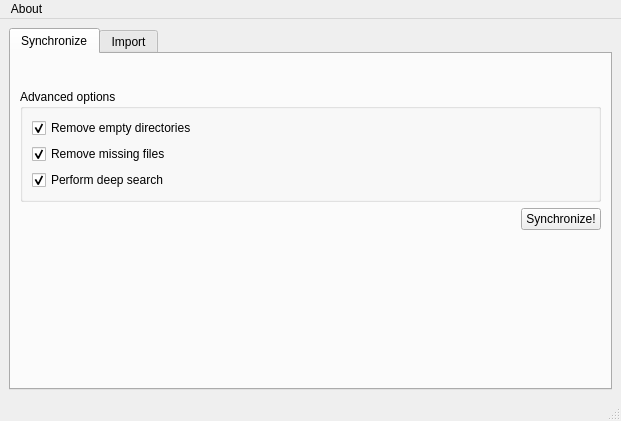
This is widgetgui/spdrguimainwindow.ui in sierdzio/spdr as Qt 5 draws it before an edit. The edited form follows.
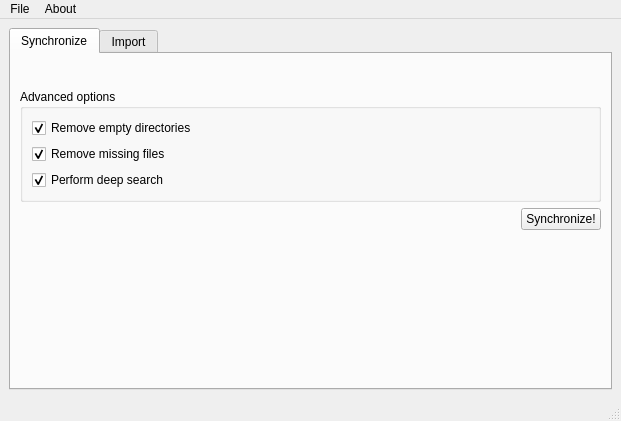
This is the edited form.

The edit to the form file:
```diff
--- a/widgetgui/spdrguimainwindow.ui
+++ b/widgetgui/spdrguimainwindow.ui
@@ -238,7 +238,7 @@
      <x>0</x>
      <y>0</y>
      <width>621</width>
-     <height>20</height>
+     <height>21</height>
     </rect>
    </property>
    <widget class="QMenu" name="menuAbout">
@@ -248,6 +248,15 @@
     <addaction name="actionAboutSpdr"/>
     <addaction name="actionAboutQt"/>
    </widget>
+   <widget class="QMenu" name="menuFile">
+    <property name="title">
+     <string>File</string>
+    </property>
+    <addaction name="actionResetSettings"/>
+    <addaction name="separator"/>
+    <addaction name="actionQuit"/>
+   </widget>
+   <addaction name="menuFile"/>
    <addaction name="menuAbout"/>
   </widget>
   <widget class="QStatusBar" name="statusbar"/>
```
Left out of the diff: 28 changed lines with no effect on the pictures.
